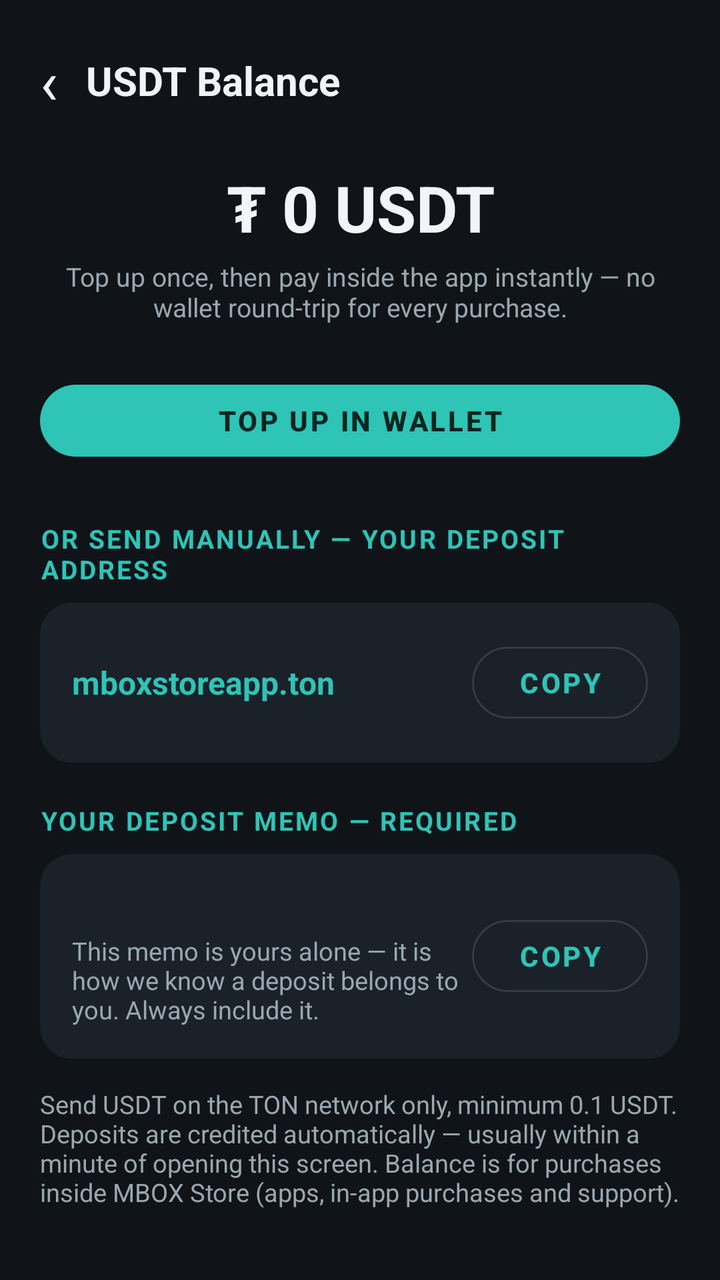
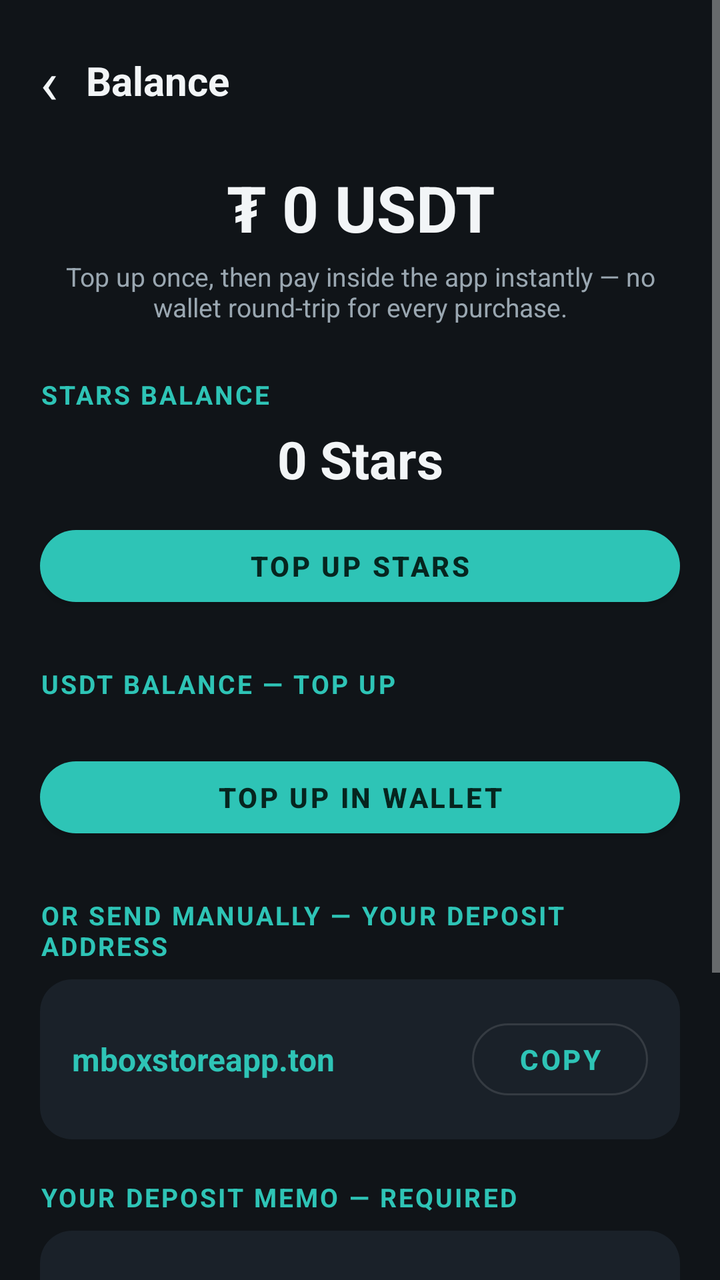

An Android layout rendered at two revisions. The XML below is the earlier revision; the diff shows what the commit changed to produce the second picture.
<!-- AndroidManifest.xml: application theme Theme.MBOXStore -->
<!-- res/layout/activity_balance.xml -->
<?xml version="1.0" encoding="utf-8"?>
<ScrollView xmlns:android="http://schemas.android.com/apk/res/android"
    android:layout_width="match_parent"
    android:layout_height="match_parent"
    android:background="@color/bg">

    <LinearLayout
        android:layout_width="match_parent"
        android:layout_height="wrap_content"
        android:orientation="vertical"
        android:padding="20dp">

        <LinearLayout
            android:layout_width="match_parent"
            android:layout_height="wrap_content"
            android:gravity="center_vertical"
            android:orientation="horizontal">

            <TextView
                android:id="@+id/balBack"
                android:layout_width="wrap_content"
                android:layout_height="wrap_content"
                android:paddingEnd="14dp"
                android:text="‹"
                android:textColor="@color/text_primary"
                android:textSize="30sp" />

            <TextView
                android:layout_width="wrap_content"
                android:layout_height="wrap_content"
                android:text="USDT Balance"
                android:textColor="@color/text_primary"
                android:textSize="20sp"
                android:textStyle="bold" />
        </LinearLayout>

        <TextView
            android:id="@+id/balAmount"
            android:layout_width="match_parent"
            android:layout_height="wrap_content"
            android:layout_marginTop="22dp"
            android:gravity="center"
            android:text="₮ 0 USDT"
            android:textColor="@color/text_primary"
            android:textSize="32sp"
            android:textStyle="bold" />

        <TextView
            android:id="@+id/balStatus"
            android:layout_width="match_parent"
            android:layout_height="wrap_content"
            android:layout_marginTop="4dp"
            android:gravity="center"
            android:text="Top up once, then pay inside the app instantly — no wallet round-trip for every purchase."
            android:textColor="@color/text_secondary"
            android:textSize="13sp" />

        <Button
            android:id="@+id/balTopupWallet"
            style="@style/Widget.MBOXStore.ActionButton"
            android:layout_width="match_parent"
            android:layout_height="wrap_content"
            android:layout_marginTop="24dp"
            android:text="Top up in wallet" />

        <TextView
            android:layout_width="wrap_content"
            android:layout_height="wrap_content"
            android:layout_marginTop="26dp"
            android:letterSpacing="0.08"
            android:text="OR SEND MANUALLY — YOUR DEPOSIT ADDRESS"
            android:textColor="@color/accent"
            android:textSize="13sp"
            android:textStyle="bold" />

        <LinearLayout
            android:layout_width="match_parent"
            android:layout_height="wrap_content"
            android:layout_marginTop="8dp"
            android:background="@drawable/bg_tile"
            android:gravity="center_vertical"
            android:orientation="horizontal"
            android:padding="16dp">

            <LinearLayout
                android:layout_width="0dp"
                android:layout_height="wrap_content"
                android:layout_weight="1"
                android:orientation="vertical">

                <TextView
                    android:layout_width="wrap_content"
                    android:layout_height="wrap_content"
                    android:text="mboxstoreapp.ton"
                    android:textColor="@color/accent"
                    android:textSize="16sp"
                    android:textStyle="bold" />
            </LinearLayout>

            <Button
                android:id="@+id/balCopyAddress"
                style="@style/Widget.MBOXStore.SecondaryButton"
                android:layout_width="wrap_content"
                android:layout_height="wrap_content"
                android:text="Copy" />
        </LinearLayout>

        <TextView
            android:layout_width="wrap_content"
            android:layout_height="wrap_content"
            android:layout_marginTop="20dp"
            android:letterSpacing="0.08"
            android:text="YOUR DEPOSIT MEMO — REQUIRED"
            android:textColor="@color/accent"
            android:textSize="13sp"
            android:textStyle="bold" />

        <LinearLayout
            android:layout_width="match_parent"
            android:layout_height="wrap_content"
            android:layout_marginTop="8dp"
            android:background="@drawable/bg_tile"
            android:gravity="center_vertical"
            android:orientation="horizontal"
            android:padding="16dp">

            <LinearLayout
                android:layout_width="0dp"
                android:layout_height="wrap_content"
                android:layout_weight="1"
                android:orientation="vertical">

                <TextView
                    android:id="@+id/balMemo"
                    android:layout_width="wrap_content"
                    android:layout_height="wrap_content"
                    android:letterSpacing="0.06"
                    android:textColor="@color/text_primary"
                    android:textSize="16sp"
                    android:textStyle="bold" />

                <TextView
                    android:layout_width="wrap_content"
                    android:layout_height="wrap_content"
                    android:layout_marginTop="2dp"
                    android:text="This memo is yours alone — it is how we know a deposit belongs to you. Always include it."
                    android:textColor="@color/text_secondary"
                    android:textSize="12.5sp" />
            </LinearLayout>

            <Button
                android:id="@+id/balCopyMemo"
                style="@style/Widget.MBOXStore.SecondaryButton"
                android:layout_width="wrap_content"
                android:layout_height="wrap_content"
                android:text="Copy" />
        </LinearLayout>

        <TextView
            android:layout_width="match_parent"
            android:layout_height="wrap_content"
            android:layout_marginTop="14dp"
            android:text="Send USDT on the TON network only, minimum 0.1 USDT. Deposits are credited automatically — usually within a minute of opening this screen. Balance is for purchases inside MBOX Store (apps, in-app purchases and support)."
            android:textColor="@color/text_secondary"
            android:textSize="12.5sp" />
    </LinearLayout>
</ScrollView>
<!-- resources referenced by this layout -->
<resources>
  <color name="accent">#2EC4B6</color>
  <color name="bg">#101418</color>
  <color name="text_primary">#F2F5F7</color>
  <color name="text_secondary">#9AA7B1</color>
  <!-- drawable bg_tile (drawable) -->
  <?xml version="1.0" encoding="utf-8"?>
  <shape xmlns:android="http://schemas.android.com/apk/res/android" android:shape="rectangle">
      <solid android:color="@color/surface" />
      <corners android:radius="16dp" />
  </shape>
  <style name="Widget.MBOXStore.ActionButton" parent="Widget.MaterialComponents.Button">
          <item name="android:textSize">14sp</item>
          <item name="android:textStyle">bold</item>
          <item name="cornerRadius">20dp</item>
          <item name="android:paddingStart">18dp</item>
          <item name="android:paddingEnd">18dp</item>
      </style>
  <style name="Widget.MBOXStore.SecondaryButton" parent="Widget.MaterialComponents.Button.OutlinedButton">
          <item name="android:textSize">14sp</item>
          <item name="android:textStyle">bold</item>
          <item name="cornerRadius">20dp</item>
          <item name="android:paddingStart">18dp</item>
          <item name="android:paddingEnd">18dp</item>
      </style>
  <style name="Theme.MBOXStore" parent="Theme.MaterialComponents.NoActionBar">
          <item name="colorPrimary">@color/accent</item>
          <item name="colorPrimaryVariant">@color/accent_dark</item>
          <item name="colorOnPrimary">#06251F</item>
          <item name="colorSurface">@color/surface</item>
          <item name="colorOnSurface">@color/text_primary</item>
          <item name="android:windowBackground">@color/bg</item>
          <item name="android:statusBarColor">@color/bg</item>
          <item name="android:navigationBarColor">@color/bg</item>
      </style>
  <color name="surface">#1A2129</color>
  <color name="accent_dark">#1F8A80</color>
</resources>

<!-- the commit's change to res/layout/activity_balance.xml (unified diff, before → after) -->
@@ -28,7 +28,7 @@
             <TextView
                 android:layout_width="wrap_content"
                 android:layout_height="wrap_content"
-                android:text="USDT Balance"
+                android:text="Balance"
                 android:textColor="@color/text_primary"
                 android:textSize="20sp"
                 android:textStyle="bold" />
@@ -54,6 +54,45 @@
             android:text="Top up once, then pay inside the app instantly — no wallet round-trip for every purchase."
             android:textColor="@color/text_secondary"
             android:textSize="13sp" />
+
+        <TextView
+            android:layout_width="wrap_content"
+            android:layout_height="wrap_content"
+            android:layout_marginTop="26dp"
+            android:letterSpacing="0.08"
+            android:text="STARS BALANCE"
+            android:textColor="@color/accent"
+            android:textSize="13sp"
+            android:textStyle="bold" />
+
+        <TextView
+            android:id="@+id/balStarsAmount"
+            android:layout_width="match_parent"
+            android:layout_height="wrap_content"
+            android:layout_marginTop="6dp"
+            android:gravity="center"
+            android:text="0 Stars"
+            android:textColor="@color/text_primary"
+            android:textSize="26sp"
+            android:textStyle="bold" />
+
+        <Button
+            android:id="@+id/balTopupStars"
+            style="@style/Widget.MBOXStore.ActionButton"
+            android:layout_width="match_parent"
+            android:layout_height="wrap_content"
+            android:layout_marginTop="12dp"
+            android:text="Top up Stars" />
+
+        <TextView
+            android:layout_width="wrap_content"
+            android:layout_height="wrap_content"
+            android:layout_marginTop="26dp"
+            android:letterSpacing="0.08"
+            android:text="USDT BALANCE — TOP UP"
+            android:textColor="@color/accent"
+            android:textSize="13sp"
+            android:textStyle="bold" />
 
         <Button
             android:id="@+id/balTopupWallet"
@@ -160,7 +199,7 @@
             android:layout_width="match_parent"
             android:layout_height="wrap_content"
             android:layout_marginTop="14dp"
-            android:text="Send USDT on the TON network only, minimum 0.1 USDT. Deposits are credited automatically — usually within a minute of opening this screen. Balance is for purchases inside MBOX Store (apps, in-app purchases and support)."
+            android:text="Send USDT on the TON network only, minimum 0.1 USDT. Deposits are credited automatically — usually within a minute of opening this screen. Stars top-ups are paid in Telegram once; after that, spending either balance happens entirely inside the app. Balance is spend-only inside MBOX Store (apps, in-app purchases and support)."
             android:textColor="@color/text_secondary"
             android:textSize="12.5sp" />
     </LinearLayout>
